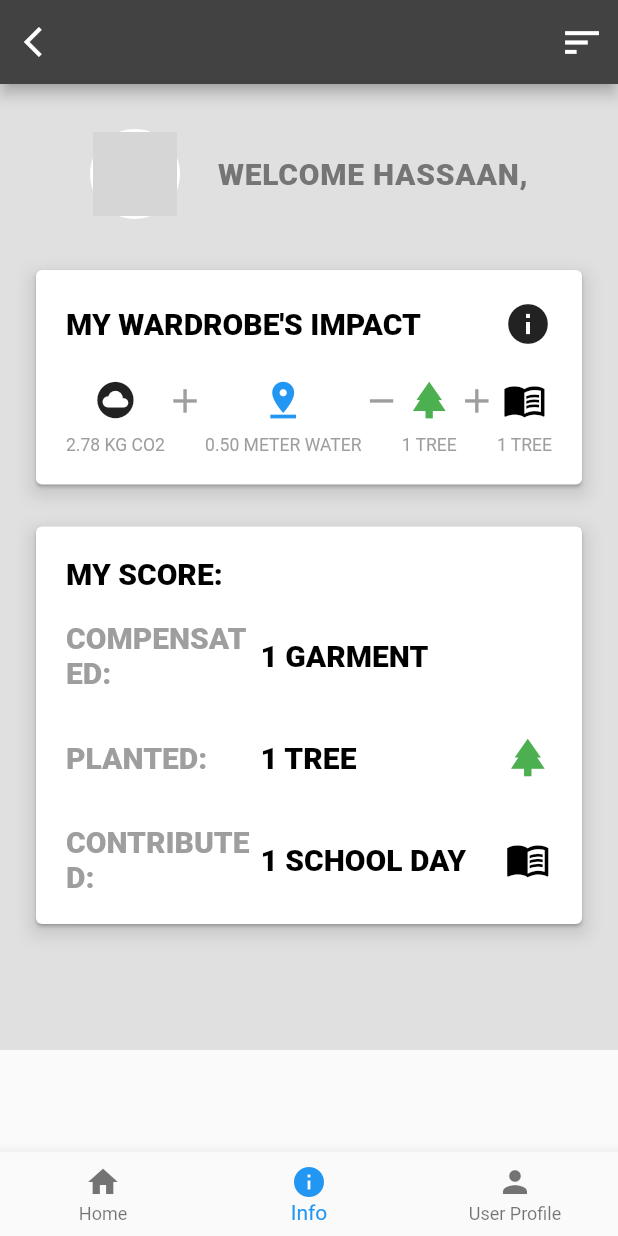
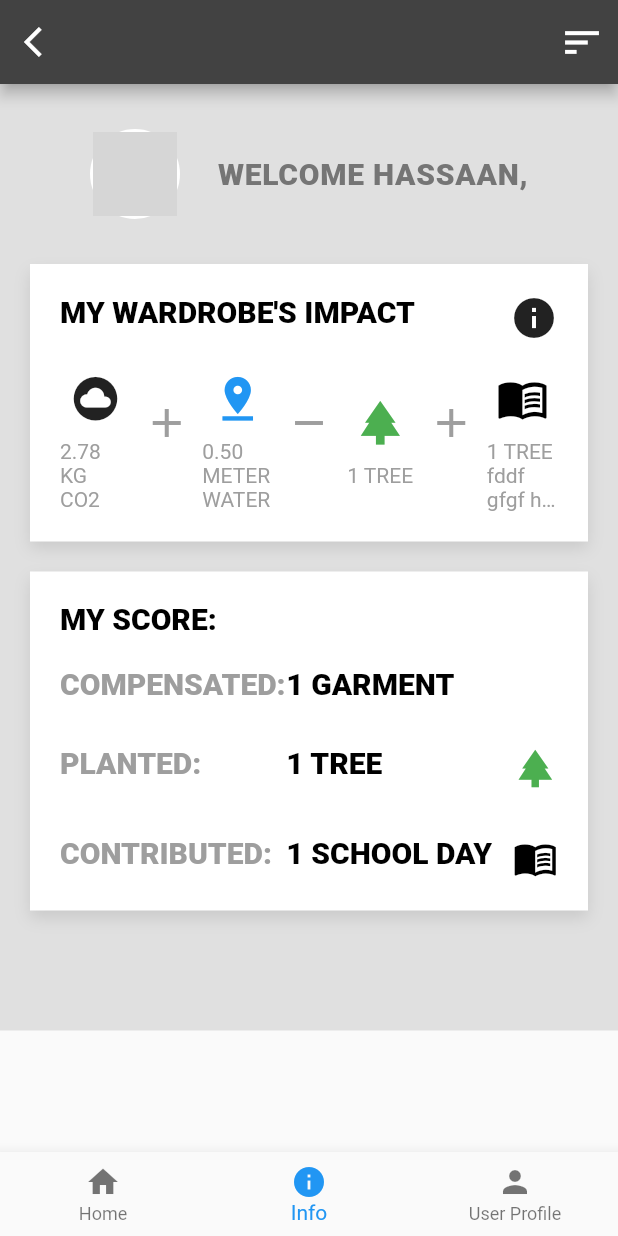
Before and after one commit to EngrHassaan/second-screen-view-flutter, a Flutter app: the screen it shows after launch, on a phone screen of 412 x 824 dp. Run offline on Flutter 3.47's test engine with Material 2 defaults, Android fonts, the phone set to English and light mode, and no system bars; grey boxes are pictures that could not be loaded.

Commit message:
Second Screen

```diff
--- a/lib/info_screen.dart
+++ b/lib/info_screen.dart
@@ -26,11 +26,14 @@ class _WelcomeScreenState extends State<WelcomeScreen> {
         color: Colors.grey,
         fontSize: 14,
       ),
+      maxLines: 3,
+      overflow: TextOverflow.ellipsis,
     );
   }
 
   Widget cardText(String cardText, final Color cardTextColor) {
-    return Text(cardText,
+    return Text(
+      cardText,
       style: TextStyle(
           color: cardTextColor, fontSize: 20.0, fontWeight: FontWeight.w900),
     );
@@ -79,6 +82,7 @@ class _WelcomeScreenState extends State<WelcomeScreen> {
             SizedBox(height: 30.0),
             Container(
               decoration: BoxDecoration(
+                color: Colors.white,
                 boxShadow: [
                   BoxShadow(
                     color: Colors.black.withOpacity(0.1),
@@ -88,16 +92,15 @@ class _WelcomeScreenState extends State<WelcomeScreen> {
                   ),
                 ],
               ),
-              child: Card(
               child: Padding(
                 padding: EdgeInsets.all(20),
                 child: Column(
                   children: [
                     Row(
-                        mainAxisAlignment: MainAxisAlignment.spaceBetween,
+                      crossAxisAlignment: CrossAxisAlignment.start,
                       children: [
-                          Flexible(
-                            child: cardText("MY WARDROBE'S IMPACT", Colors.black)
+                        Expanded(
+                          child: cardText("MY WARDROBE'S IMPACT", Colors.black),
                         ),
                         Icon(
                           Icons.info,
@@ -108,12 +111,11 @@ class _WelcomeScreenState extends State<WelcomeScreen> {
                     SizedBox(
                       height: 20.0,
                     ),
-                      FittedBox(
-                        alignment: Alignment.topLeft,
-                        child: Row(
-                          mainAxisAlignment: MainAxisAlignment.spaceBetween,
+                    Row(
+
                       children: [
-                            Column(
+                        Expanded(
+                          child: Column(
                             children: [
                               Icon(
                                 Icons.cloud_circle,
@@ -123,8 +125,10 @@ class _WelcomeScreenState extends State<WelcomeScreen> {
                               textIcons("2.78 KG CO2"),
                             ],
                           ),
-                            addIcon(Icons.add),
-                            Column(
+                        ),
+                        Expanded(child: addIcon(Icons.add)),
+                        Expanded(
+                          child: Column(
                             children: [
                               Icon(Icons.pin_drop,
                                   color: Colors.blue, size: 35),
@@ -132,30 +136,32 @@ class _WelcomeScreenState extends State<WelcomeScreen> {
                               textIcons("0.50 METER WATER")
                             ],
                           ),
-                            addIcon(Icons.remove),
-                            Column(
+                        ),
+                        Expanded(child: addIcon(Icons.remove)),
+                        Expanded(
+                          child: Column(
                             children: [
                               Icon(Icons.park, color: Colors.green, size: 35),
                               SizedBox(height: 10),
                               textIcons("1 TREE")
                             ],
                           ),
-                            addIcon(Icons.add),
-                            Column(
+                        ),
+                        Expanded(child:addIcon(Icons.add)),
+                        Expanded(
+                          child: Column(
                             children: [
                               Icon(Icons.menu_book,
                                   color: Colors.black, size: 35),
                               SizedBox(height: 10),
-                                textIcons("1 TREE")
+                              textIcons("1 TREE fddf gfgf hhgh hghg gjhjgd kk")
                             ],
                           ),
+                        ),
                       ],
-                        ),
                     )
                   ],
                 ),
-                ),
-                color: Colors.white,
               ),
             ),
             SizedBox(
@@ -166,6 +172,7 @@ class _WelcomeScreenState extends State<WelcomeScreen> {
               child: Container(
                 width: double.infinity,
                 decoration: BoxDecoration(
+                  color: Colors.white,
                   boxShadow: [
                     BoxShadow(
                       color: Colors.black.withOpacity(0.1),
@@ -175,20 +182,21 @@ class _WelcomeScreenState extends State<WelcomeScreen> {
                     ),
                   ],
                 ),
-                child: Card(
                 child: Padding(
                   padding: const EdgeInsets.all(20.0),
                   child: Column(
                     crossAxisAlignment: CrossAxisAlignment.start,
+                    mainAxisAlignment: MainAxisAlignment.start,
                     children: [
                       cardText("MY SCORE:", Colors.black),
                       SizedBox(
                         height: 20.0,
                       ),
                       Row(
+                        crossAxisAlignment: CrossAxisAlignment.start,
                         children: [
                           Expanded(
-                                flex: 4,
+                              flex: 5,
                               child: cardText("COMPENSATED:", Colors.grey)),
                           Expanded(
                               flex: 6,
@@ -199,9 +207,10 @@ class _WelcomeScreenState extends State<WelcomeScreen> {
                         height: 30.0,
                       ),
                       Row(
+                        crossAxisAlignment: CrossAxisAlignment.start,
                         children: [
                           Expanded(
-                                flex: 4,
+                              flex: 5,
                               child: cardText("PLANTED:", Colors.grey)),
                           Expanded(
                               flex: 5,
@@ -217,9 +226,10 @@ class _WelcomeScreenState extends State<WelcomeScreen> {
                       ),
                       SizedBox(height: 30),
                       Row(
+                        crossAxisAlignment: CrossAxisAlignment.start,
                         children: [
                           Expanded(
-                                flex: 4,
+                              flex: 5,
                               child: cardText("CONTRIBUTED:", Colors.grey)),
                           Expanded(
                               flex: 5,
@@ -238,7 +248,6 @@ class _WelcomeScreenState extends State<WelcomeScreen> {
                 ),
               ),
             ),
-            ),
           ],
         ),
       ),
```
Lines whose indentation alone changed are shown as unchanged.
